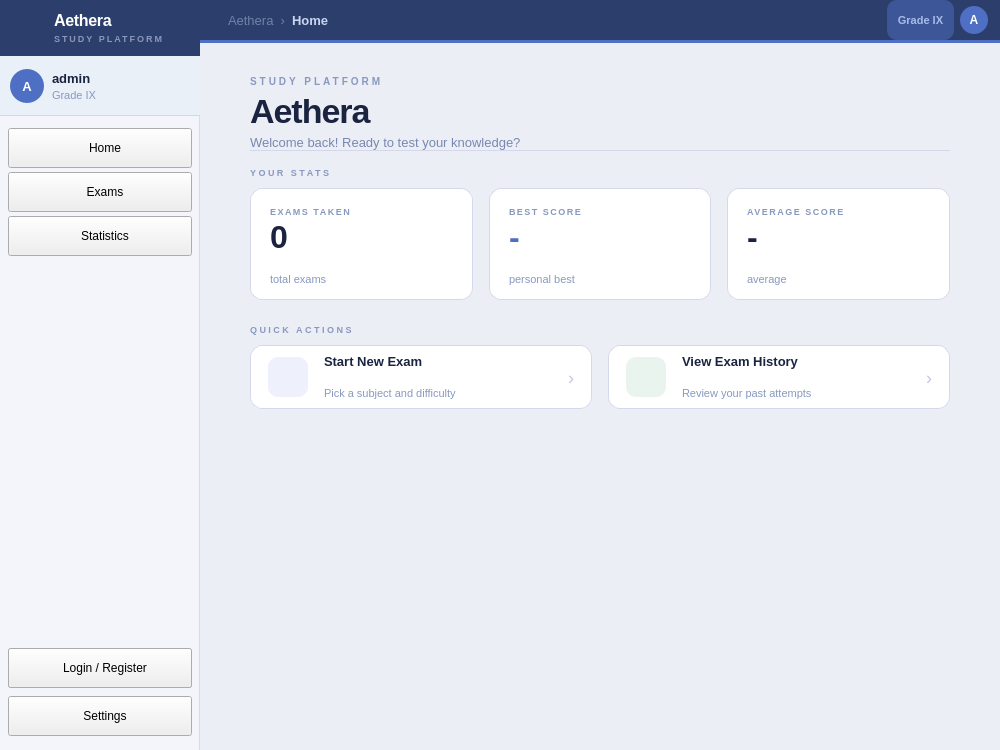
Old version of the form src/ui/home/home.ui in the repository DIDimov24/Aethera.
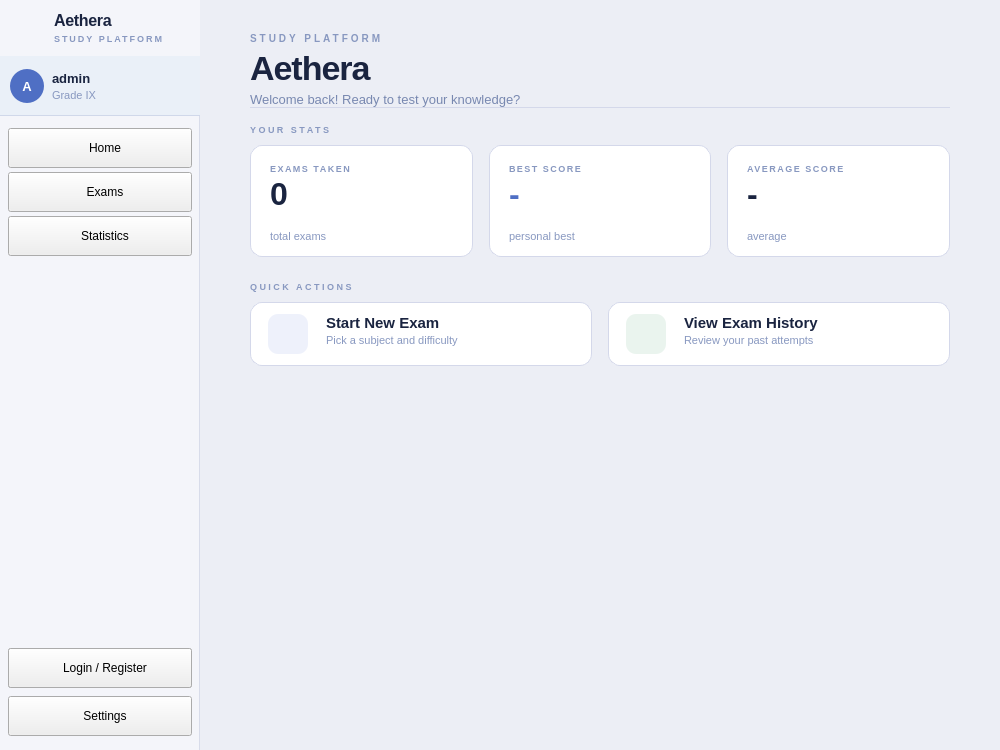
New version of the form. Icons and pictures are not drawn.

The edit to the form file:
```diff
--- a/src/ui/home/home.ui
+++ b/src/ui/home/home.ui
@@ -13,21 +13,14 @@
     <string notr="true">
 QWidget#centralwidget { background-color: #eceef5; }
 QWidget#sidebar { background-color: #f4f5fa; border-right: 1px solid #d8dcea; }
-QWidget#sidebarBrand { background-color: #2c3e6b; }
-QLabel#labelBrandName { color: #ffffff; font-size: 16px; font-weight: 700; letter-spacing: -0.3px; }
-QLabel#labelBrandSub { color: rgba(200,210,240,0.6); font-size: 9px; font-weight: 700; letter-spacing: 2px; }
+QWidget#sidebarBrand { background-color: #f4f5fa; }
+QLabel#labelBrandName { color: #1a2440; font-size: 16px; font-weight: 700; letter-spacing: -0.3px; }
+QLabel#labelBrandSub { color: #8898c0; font-size: 9px; font-weight: 700; letter-spacing: 2px; }
 QWidget#sidebarUserPanel { background-color: #eaf0f8; border-bottom: 1px solid #d0d8ea; }
 QLabel#labelSidebarUsername { color: #1a2440; font-size: 13px; font-weight: 600; }
 QLabel#labelSidebarGrade { color: #8898c0; font-size: 11px; }
 QWidget#sidebarAvatarCircle { background-color: #4f6fc4; border-radius: 17px; min-width: 34px; max-width: 34px; min-height: 34px; max-height: 34px; }
 QLabel#labelSidebarAvatarInitial { color: #ffffff; font-size: 13px; font-weight: 700; background: transparent; }
-QWidget#topBar { background-color: #2c3e6b; }
-QLabel#labelTopBarPage { color: #c8d4f0; font-size: 13px; font-weight: 600; }
-QLabel#labelTopBarBreadcrumb { color: rgba(200,212,240,0.45); font-size: 13px; }
-QLabel#labelTopBarGrade { color: #a8bce8; font-size: 11px; font-weight: 600; background-color: rgba(79,111,196,0.5); border-radius: 10px; padding: 2px 10px; }
-QWidget#labelTopBarAvatar { background-color: #4f6fc4; border-radius: 14px; min-width: 28px; max-width: 28px; min-height: 28px; max-height: 28px; }
-QLabel#labelTopBarAvatarText { color: #ffffff; font-size: 12px; font-weight: 700; background: transparent; }
-QWidget#topBarLine { background-color: #4f6fc4; }
 QLabel#labelTitle { color: #1a2440; font-size: 34px; font-weight: 700; letter-spacing: -1px; }
 QLabel#labelSubtitle { color: #8898c0; font-size: 10px; font-weight: 700; letter-spacing: 3px; }
 QLabel#labelWelcome { color: #7888b0; font-size: 13px; }
@@ -48,7 +41,7 @@
 }
 QPushButton#buttonQuickExam:hover, QPushButton#buttonQuickHistory:hover { border-color: #4f6fc4; }
 QPushButton#buttonQuickExam:pressed, QPushButton#buttonQuickHistory:pressed { background-color: #f4f5fa; }
-QLabel#labelQuickExamTitle, QLabel#labelQuickHistoryTitle { color: #1a2440; font-size: 13px; font-weight: 600; }
+QLabel#labelQuickExamTitle, QLabel#labelQuickHistoryTitle { color: #1a2440; font-size: 15px; font-weight: 600; }
 QLabel#labelQuickExamSub, QLabel#labelQuickHistorySub { color: #8898c0; font-size: 11px; }
 QWidget#quickExamIcon { background-color: #eef1fb; border-radius: 10px; min-width: 40px; max-width: 40px; min-height: 40px; max-height: 40px; }
 QWidget#quickHistoryIcon { background-color: #eaf4ee; border-radius: 10px; min-width: 40px; max-width: 40px; min-height: 40px; max-height: 40px; }
@@ -64,7 +57,7 @@
      <property name="geometry"><rect><x>0</x><y>0</y><width>200</width><height>56</height></rect></property>
      <widget class="QPushButton" name="buttonToggleSidebar">
       <property name="geometry"><rect><x>10</x><y>10</y><width>36</width><height>36</height></rect></property>
-      <property name="styleSheet"><string notr="true">QPushButton { background-color: transparent; border: none; border-radius: 6px; padding: 6px; } QPushButton:hover { background-color: rgba(255,255,255,0.12); }</string></property>
+    <property name="styleSheet"><string notr="true">QPushButton { background-color: transparent; border: none; border-radius: 6px; padding: 6px; } QPushButton:hover { background-color: rgba(26,36,64,0.08); }</string></property>
       <property name="text"><string/></property>
       <property name="icon"><iconset resource="../../assets/icons.qrc"><normaloff>:/icons/menu.svg</normaloff>:/icons/menu.svg</iconset></property>
       <property name="iconSize"><size><width>20</width><height>20</height></size></property>
@@ -150,46 +143,6 @@
       <property name="topMargin"><number>0</number></property>
       <property name="rightMargin"><number>0</number></property>
       <property name="bottomMargin"><number>0</number></property>
-
-      <item>
-       <!-- Top bar: reduced height to 40px, content vertically centered -->
-       <widget class="QWidget" name="topBar" native="true">
-        <property name="minimumSize"><size><width>0</width><height>40</height></size></property>
-        <property name="maximumSize"><size><width>16777215</width><height>40</height></size></property>
-        <layout class="QHBoxLayout" name="topBarLayout">
-         <property name="leftMargin"><number>28</number></property>
-         <property name="topMargin"><number>0</number></property>
-         <property name="rightMargin"><number>12</number></property>
-         <property name="bottomMargin"><number>0</number></property>
-         <item><widget class="QLabel" name="labelTopBarBreadcrumb"><property name="text"><string>Aethera  ›</string></property></widget></item>
-         <item><widget class="QLabel" name="labelTopBarPage"><property name="text"><string>Home</string></property></widget></item>
-         <item><spacer name="topBarSpacer"><property name="orientation"><enum>Qt::Orientation::Horizontal</enum></property><property name="sizeHint" stdset="0"><size><width>40</width><height>20</height></size></property></spacer></item>
-         <item>
-          <widget class="QLabel" name="labelTopBarGrade">
-           <property name="text"><string>Grade IX</string></property>
-           <property name="alignment"><set>Qt::AlignmentFlag::AlignVCenter|Qt::AlignmentFlag::AlignHCenter</set></property>
-          </widget>
-         </item>
-         <item>
-          <widget class="QWidget" name="labelTopBarAvatar" native="true">
-           <widget class="QLabel" name="labelTopBarAvatarText">
-            <property name="geometry"><rect><x>0</x><y>0</y><width>28</width><height>28</height></rect></property>
-            <property name="text"><string>A</string></property>
-            <property name="alignment"><set>Qt::AlignmentFlag::AlignCenter</set></property>
-           </widget>
-          </widget>
-         </item>
-        </layout>
-       </widget>
-      </item>
-
-      <item>
-       <widget class="QWidget" name="topBarLine" native="true">
-        <property name="minimumSize"><size><width>0</width><height>3</height></size></property>
-        <property name="maximumSize"><size><width>16777215</width><height>3</height></size></property>
-       </widget>
-      </item>
-
       <item>
        <layout class="QVBoxLayout" name="homeContentLayout">
         <property name="spacing"><number>0</number></property>
@@ -268,23 +221,24 @@
              <property name="maximumSize"><size><width>16777215</width><height>64</height></size></property>
              <property name="cursor"><cursorShape>PointingHandCursor</cursorShape></property>
              <property name="text"><string/></property>
-             <layout class="QHBoxLayout" name="quickExamLayout">
-              <property name="spacing"><number>16</number></property><property name="leftMargin"><number>18</number></property><property name="topMargin"><number>0</number></property><property name="rightMargin"><number>18</number></property><property name="bottomMargin"><number>0</number></property>
-              <item><widget class="QWidget" name="quickExamIcon" native="true"/></item>
-              <item>
-               <layout class="QVBoxLayout" name="quickExamTextLayout">
-                <property name="spacing"><number>1</number></property>
-                <property name="leftMargin"><number>0</number></property>
-                <property name="topMargin"><number>0</number></property>
-                <property name="rightMargin"><number>0</number></property>
-                <property name="bottomMargin"><number>0</number></property>
-                <item><widget class="QLabel" name="labelQuickExamTitle"><property name="text"><string>Start New Exam</string></property></widget></item>
-                <item><widget class="QLabel" name="labelQuickExamSub"><property name="text"><string>Pick a subject and difficulty</string></property></widget></item>
-               </layout>
-              </item>
-              <item><spacer name="quickExamSpacer"><property name="orientation"><enum>Qt::Orientation::Horizontal</enum></property><property name="sizeHint" stdset="0"><size><width>40</width><height>20</height></size></property></spacer></item>
-              <item><widget class="QLabel" name="labelQuickExamArrow"><property name="text"><string>›</string></property></widget></item>
-             </layout>
+             <widget class="QWidget" name="quickExamIcon" native="true">
+              <property name="geometry"><rect><x>18</x><y>12</y><width>40</width><height>40</height></rect></property>
+              <widget class="QLabel" name="labelQuickExamIconSvg">
+               <property name="geometry"><rect><x>8</x><y>8</y><width>24</width><height>24</height></rect></property>
+               <property name="text"><string/>
+               </property>
+               <property name="pixmap"><pixmap resource="../../assets/icons.qrc">:/icons/exam-2.svg</pixmap></property>
+               <property name="scaledContents"><bool>true</bool></property>
+              </widget>
+             </widget>
+             <widget class="QLabel" name="labelQuickExamTitle">
+              <property name="geometry"><rect><x>76</x><y>12</y><width>180</width><height>18</height></rect></property>
+              <property name="text"><string>Start New Exam</string></property>
+             </widget>
+             <widget class="QLabel" name="labelQuickExamSub">
+              <property name="geometry"><rect><x>76</x><y>30</y><width>180</width><height>16</height></rect></property>
+              <property name="text"><string>Pick a subject and difficulty</string></property>
+             </widget>
             </widget>
            </item>
            <item>
@@ -293,23 +247,29 @@
              <property name="maximumSize"><size><width>16777215</width><height>64</height></size></property>
              <property name="cursor"><cursorShape>PointingHandCursor</cursorShape></property>
              <property name="text"><string/></property>
-             <layout class="QHBoxLayout" name="quickHistoryLayout">
-              <property name="spacing"><number>16</number></property><property name="leftMargin"><number>18</number></property><property name="topMargin"><number>0</number></property><property name="rightMargin"><number>18</number></property><property name="bottomMargin"><number>0</number></property>
-              <item><widget class="QWidget" name="quickHistoryIcon" native="true"/></item>
-              <item>
-               <layout class="QVBoxLayout" name="quickHistoryTextLayout">
-                <property name="spacing"><number>1</number></property>
-                <property name="leftMargin"><number>0</number></property>
-                <property name="topMargin"><number>0</number></property>
-                <property name="rightMargin"><number>0</number></property>
-                <property name="bottomMargin"><number>0</number></property>
-                <item><widget class="QLabel" name="labelQuickHistoryTitle"><property name="text"><string>View Exam History</string></property></widget></item>
-                <item><widget class="QLabel" name="labelQuickHistorySub"><property name="text"><string>Review your past attempts</string></property></widget></item>
-               </layout>
-              </item>
-              <item><spacer name="quickHistorySpacer"><property name="orientation"><enum>Qt::Orientation::Horizontal</enum></property><property name="sizeHint" stdset="0"><size><width>40</width><height>20</height></size></property></spacer></item>
-              <item><widget class="QLabel" name="labelQuickHistoryArrow"><property name="text"><string>›</string></property></widget></item>
-             </layout>
+             <widget class="QWidget" name="quickHistoryIcon" native="true">
+              <property name="geometry"><rect><x>18</x><y>12</y><width>40</width><height>40</height></rect></property>
+              <widget class="QLabel" name="labelQuickHistoryIconSvg">
+               <property name="geometry"><rect><x>8</x><y>8</y><width>24</width><height>24</height></rect></property>
+               <property name="text"><string/>
+               </property>
+               <property name="pixmap"><pixmap resource="../../assets/icons.qrc">:/icons/history.svg</pixmap></property>
+               <property name="scaledContents"><bool>true</bool></property>
+              </widget>
+             </widget>
+             <widget class="QLabel" name="labelQuickHistoryTitle">
+              <property name="geometry"><rect><x>76</x><y>12</y><width>180</width><height>18</height></rect></property>
+              <property name="text"><string>View Exam History</string></property>
+             </widget>
+             <widget class="QLabel" name="labelQuickHistorySub">
+              <property name="geometry"><rect><x>76</x><y>30</y><width>180</width><height>16</height></rect></property>
+              <property name="text"><string>Review your past attempts</string></property>
+             </widget>
+             <widget class="QLabel" name="labelQuickHistoryArrow">
+              <property name="geometry"><rect><x>350</x><y>23</y><width>20</width><height>18</height></rect></property>
+              <property name="text"><string>›</string></property>
+              <property name="alignment"><set>Qt::AlignmentFlag::AlignCenter</set></property>
+             </widget>
             </widget>
            </item>
           </layout>
```
Left out of the diff: 14 changed lines with no effect on the pictures.
